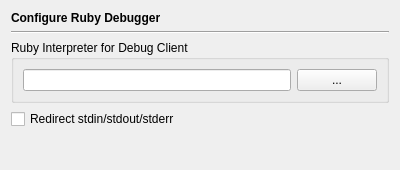
This is Preferences/ConfigurationPages/DebuggerRubyPage.ui in testmana2/test as Qt 5 draws it before an edit. The edited form follows.
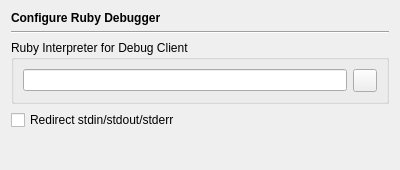
This is the edited form.

Commit message: Changed all the file or directory selection buttons to QToolButton and gave them an icon.

Patch:
```diff
--- a/Preferences/ConfigurationPages/DebuggerRubyPage.ui
+++ b/Preferences/ConfigurationPages/DebuggerRubyPage.ui
@@ -45,13 +45,10 @@
        </widget>
       </item>
       <item>
-       <widget class="QPushButton" name="rubyInterpreterButton">
+       <widget class="QToolButton" name="rubyInterpreterButton">
         <property name="toolTip">
          <string>Press to select the Ruby interpreter via a file selection dialog</string>
         </property>
-        <property name="text">
-         <string>...</string>
-        </property>
        </widget>
       </item>
      </layout>
```
The commit also changes 127 other files.
